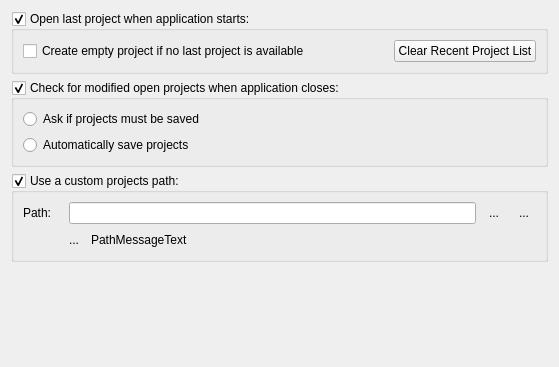
This is src/ProjectManagement/source/ProjectManagementConfig.ui in JPNaude/Qtilities as Qt 5 draws it before an edit. The edited form follows.
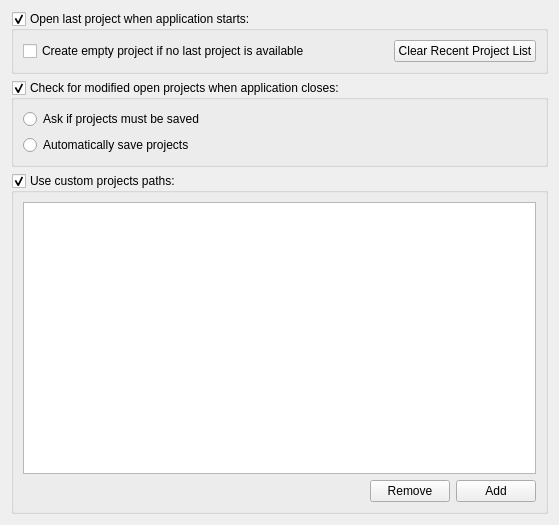
This is the edited form.

```diff
--- a/src/ProjectManagement/source/ProjectManagementConfig.ui
+++ b/src/ProjectManagement/source/ProjectManagementConfig.ui
@@ -7,7 +7,7 @@
     <x>0</x>
     <y>0</y>
     <width>559</width>
-    <height>367</height>
+    <height>525</height>
    </rect>
   </property>
   <property name="windowTitle">
@@ -85,42 +85,33 @@
       <string>If a custom projects path is not used, projects will be saved in a folder called Projects in your session path.</string>
      </property>
      <property name="title">
-      <string>Use a custom projects path:</string>
+      <string>Use custom projects paths:</string>
      </property>
      <property name="checkable">
       <bool>true</bool>
      </property>
      <layout class="QGridLayout" name="gridLayout">
-      <item row="0" column="0">
-       <widget class="QLabel" name="labelCustomProjectsPath">
-        <property name="maximumSize">
-         <size>
-          <width>40</width>
-          <height>16777215</height>
-         </size>
-        </property>
-        <property name="text">
-         <string>Path:</string>
-        </property>
-       </widget>
-      </item>
-      <item row="0" column="1" colspan="3">
-       <widget class="QLineEdit" name="txtCustomProjectsPath">
-        <property name="toolTip">
-         <string/>
-        </property>
-       </widget>
-      </item>
-      <item row="0" column="4">
-       <widget class="QToolButton" name="btnOpenProjectsPath">
-        <property name="toolTip">
-         <string>Browse for new folder</string>
-        </property>
-        <property name="text">
-         <string>...</string>
-        </property>
-        <property name="autoRaise">
+      <item row="0" column="0" colspan="3">
+       <widget class="QTableWidget" name="tableCustomPaths">
+        <property name="alternatingRowColors">
          <bool>true</bool>
+        </property>
+        <property name="showGrid">
+         <bool>false</bool>
+        </property>
+       </widget>
+      </item>
+      <item row="1" column="1">
+       <widget class="QPushButton" name="btnRemove">
+        <property name="text">
+         <string>Remove</string>
+        </property>
+       </widget>
+      </item>
+      <item row="1" column="2">
+       <widget class="QPushButton" name="btnAdd">
+        <property name="text">
+         <string>Add</string>
         </property>
        </widget>
       </item>
@@ -129,72 +120,17 @@
         <property name="orientation">
          <enum>Qt::Horizontal</enum>
         </property>
-        <property name="sizeType">
-         <enum>QSizePolicy::Fixed</enum>
-        </property>
         <property name="sizeHint" stdset="0">
          <size>
-          <width>25</width>
+          <width>356</width>
           <height>20</height>
          </size>
         </property>
        </spacer>
       </item>
-      <item row="1" column="1">
-       <widget class="QLabel" name="lblPathMessageIcon">
-        <property name="minimumSize">
-         <size>
-          <width>16</width>
-          <height>0</height>
-         </size>
-        </property>
-        <property name="maximumSize">
-         <size>
-          <width>16</width>
-          <height>16777215</height>
-         </size>
-        </property>
-        <property name="text">
-         <string>...</string>
-        </property>
-       </widget>
-      </item>
-      <item row="1" column="2" colspan="4">
-       <widget class="QLabel" name="lblPathMessageText">
-        <property name="text">
-         <string>PathMessageText</string>
-        </property>
-       </widget>
-      </item>
-      <item row="0" column="5">
-       <widget class="QToolButton" name="btnRestoreDefaultPath">
-        <property name="toolTip">
-         <string>Restore default</string>
-        </property>
-        <property name="text">
-         <string>...</string>
-        </property>
-        <property name="autoRaise">
-         <bool>true</bool>
-        </property>
-       </widget>
-      </item>
      </layout>
     </widget>
    </item>
-   <item>
-    <spacer name="verticalSpacer">
-     <property name="orientation">
-      <enum>Qt::Vertical</enum>
-     </property>
-     <property name="sizeHint" stdset="0">
-      <size>
-       <width>20</width>
-       <height>200</height>
-      </size>
-     </property>
-    </spacer>
-   </item>
   </layout>
  </widget>
  <tabstops>
```
Left out of the diff: 66 changed lines with no effect on the pictures.
